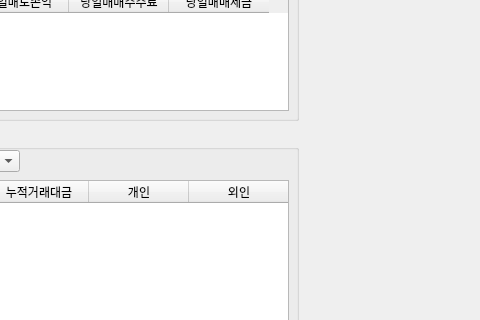
Qt form MyTrader.ui (pjm8702/jasam) before a commit; both pictures show x 682 to 1162 and y 450 to 770 of the 1308 by 856 pixel window.
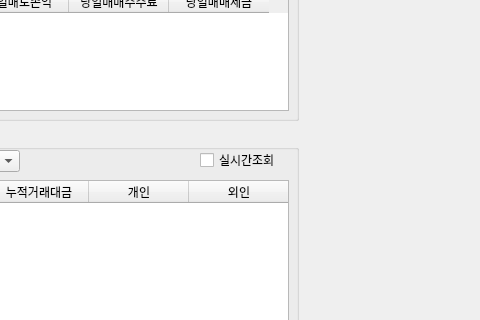
The same form after that commit.

Commit message: 투자자현황 카톡 메시지 송신 기능 추가

```diff
--- a/MyTrader.ui
+++ b/MyTrader.ui
@@ -609,6 +609,19 @@
       </property>
      </column>
     </widget>
+    <widget class="QCheckBox" name="checkBox_3">
+     <property name="geometry">
+      <rect>
+       <x>422</x>
+       <y>22</y>
+       <width>81</width>
+       <height>16</height>
+      </rect>
+     </property>
+     <property name="text">
+      <string>실시간조회</string>
+     </property>
+    </widget>
    </widget>
   </widget>
   <widget class="QMenuBar" name="menubar">
```
The commit also changes 2 other files.
